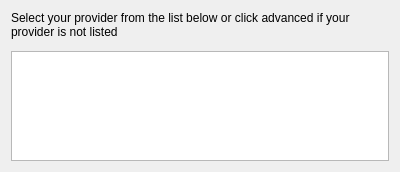
Old version of the form accountwizard/ui/providerpage.ui in the repository KDE/kdepim.
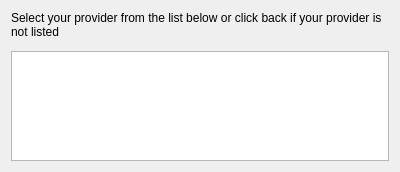
New version of the form. Custom widgets are drawn as their Qt base class.

Commit message:
Fix Bug 359363 - Incorrect message in Select Provider dialog
FIXED-IN: 5.2

Diff of the .ui file:
```diff
--- a/accountwizard/ui/providerpage.ui
+++ b/accountwizard/ui/providerpage.ui
@@ -14,7 +14,7 @@
    <item>
     <widget class="QLabel" name="label">
      <property name="text">
-      <string>Select your provider from the list below or click advanced if your provider is not listed</string>
+      <string>Select your provider from the list below or click back if your provider is not listed</string>
      </property>
      <property name="wordWrap">
       <bool>true</bool>
```
Left out of the diff: 3 changed lines with no effect on the pictures.
